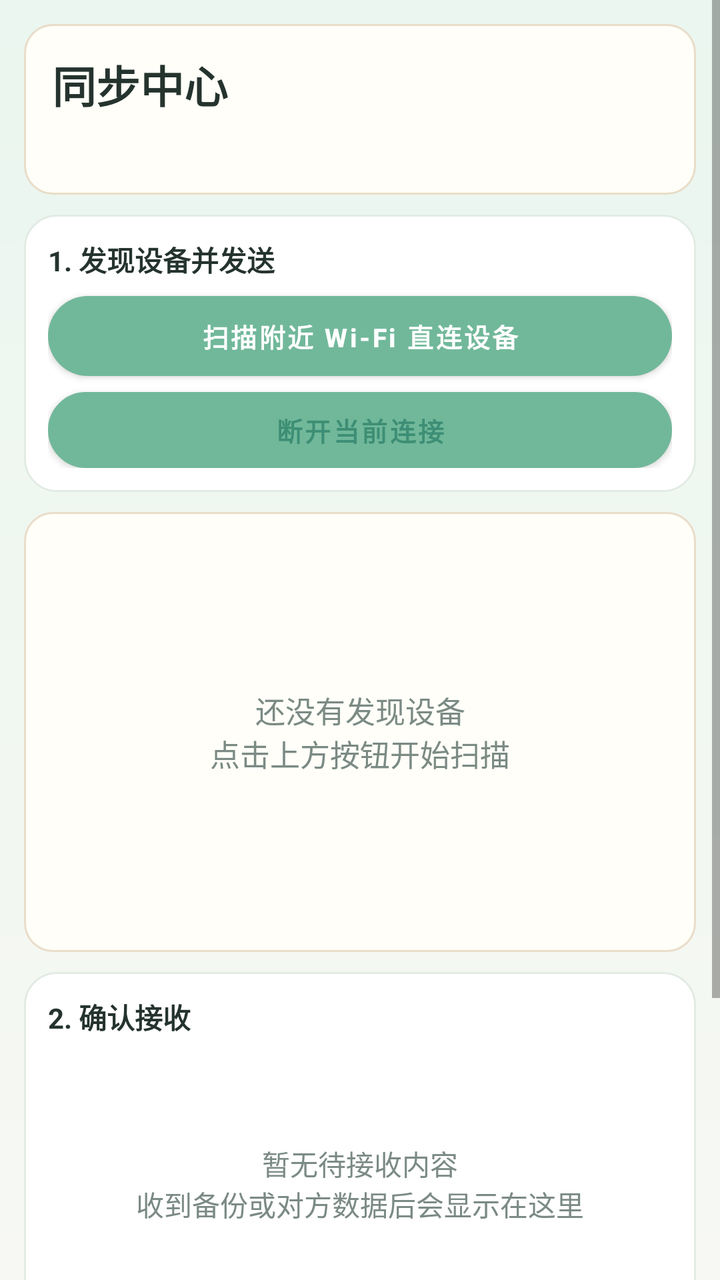
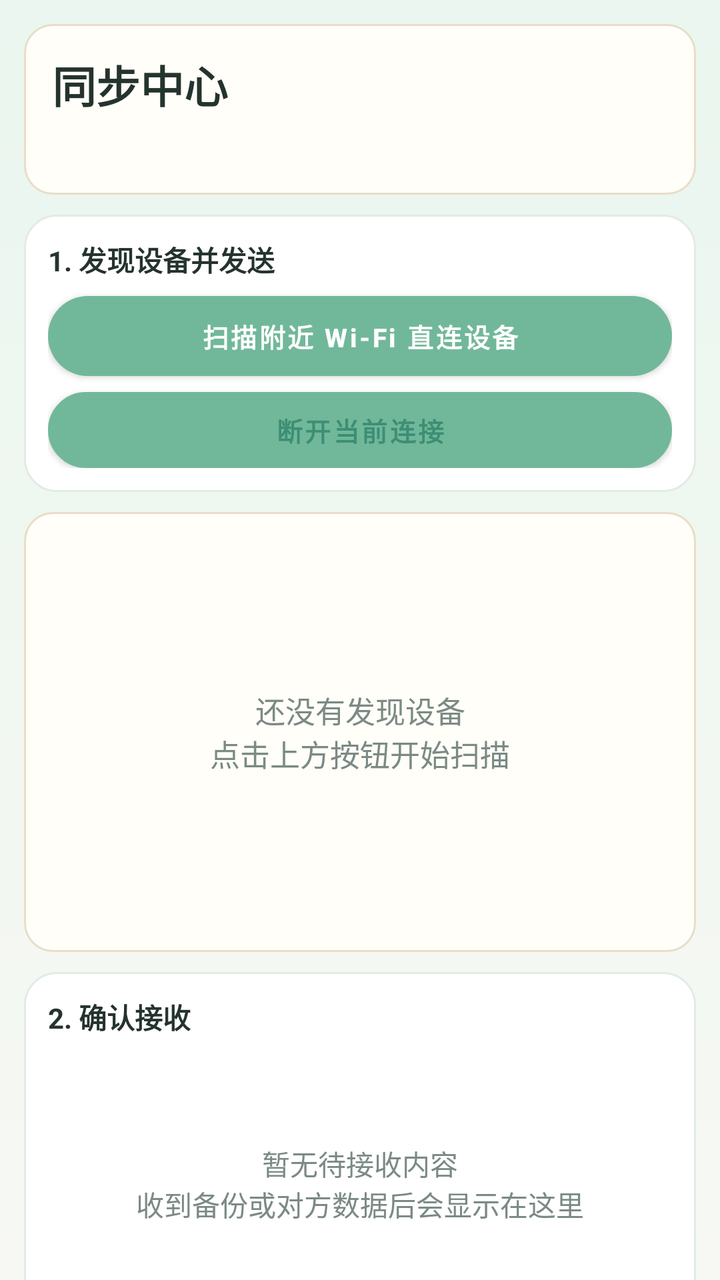

Two renders of the same Android screen: before a commit and after it. Below are the layout's source before the change and the commit's diff.
<!-- AndroidManifest.xml: application theme Theme.RainNote -->
<!-- res/layout/fragment_reflow.xml -->
<?xml version="1.0" encoding="utf-8"?>
<ScrollView xmlns:android="http://schemas.android.com/apk/res/android"
    xmlns:tools="http://schemas.android.com/tools"
    android:layout_width="match_parent"
    android:layout_height="match_parent"
    android:fillViewport="true"
    android:background="@drawable/bg_rainnote_root"
    tools:context=".ui.reflow.ReflowFragment">

    <LinearLayout
        android:layout_width="match_parent"
        android:layout_height="wrap_content"
        android:orientation="vertical"
        android:padding="12dp">

        <LinearLayout
            android:layout_width="match_parent"
            android:layout_height="wrap_content"
            android:background="@drawable/bg_paper"
            android:orientation="vertical"
            android:padding="14dp">

        <TextView
            android:layout_width="match_parent"
            android:layout_height="wrap_content"
            android:text="同步中心"
            android:textColor="@color/rn_text"
            android:textSize="22sp"
            android:textStyle="bold" />

        <TextView
            android:id="@+id/text_reflow"
            android:layout_width="match_parent"
            android:layout_height="wrap_content"
            android:layout_marginTop="6dp"
            android:maxLines="6"
            android:textColor="@color/rn_text_muted"
            android:textSize="14sp" />
    </LinearLayout>

    <LinearLayout
        android:layout_width="match_parent"
        android:layout_height="wrap_content"
        android:layout_marginTop="10dp"
        android:background="@drawable/bg_card"
        android:orientation="vertical"
        android:padding="12dp">

        <TextView
            android:layout_width="match_parent"
            android:layout_height="wrap_content"
            android:text="1. 发现设备并发送"
            android:textColor="@color/rn_text"
            android:textStyle="bold" />

        <Button
            android:id="@+id/button_discover_wifi"
            style="@style/RainNoteButtonPrimary"
            android:layout_width="match_parent"
            android:layout_height="40dp"
            android:layout_marginTop="8dp"
            android:text="扫描附近 Wi‑Fi 直连设备" />

        <Button
            android:id="@+id/button_disconnect_wifi"
            style="@style/RainNoteButtonSoft"
            android:layout_width="match_parent"
            android:layout_height="38dp"
            android:layout_marginTop="8dp"
            android:text="断开当前连接" />
    </LinearLayout>

    <FrameLayout
        android:layout_width="match_parent"
        android:layout_height="220dp"
        android:layout_marginTop="10dp"
        android:background="@drawable/bg_paper"
        android:padding="10dp">

        <androidx.recyclerview.widget.RecyclerView
            android:id="@+id/recyclerview_wifi_peers"
            android:layout_width="match_parent"
            android:layout_height="match_parent"
            android:nestedScrollingEnabled="false" />

        <TextView
            android:id="@+id/text_peer_empty"
            android:layout_width="match_parent"
            android:layout_height="match_parent"
            android:gravity="center"
            android:padding="16dp"
            android:text="还没有发现设备\n点击上方按钮开始扫描"
            android:textColor="@color/rn_text_muted"
            android:textSize="15sp" />
    </FrameLayout>

    <LinearLayout
        android:layout_width="match_parent"
        android:layout_height="wrap_content"
        android:layout_marginTop="10dp"
        android:background="@drawable/bg_card"
        android:orientation="vertical"
        android:padding="12dp">

        <TextView
            android:id="@+id/text_pending_title"
            android:layout_width="match_parent"
            android:layout_height="wrap_content"
            android:text="2. 确认接收"
            android:textColor="@color/rn_text"
            android:textStyle="bold" />

        <FrameLayout
            android:layout_width="match_parent"
            android:layout_height="130dp"
            android:layout_marginTop="8dp">

            <androidx.recyclerview.widget.RecyclerView
                android:id="@+id/recyclerview_pending_notes"
                android:layout_width="match_parent"
                android:layout_height="match_parent"
                android:nestedScrollingEnabled="false" />

            <TextView
                android:id="@+id/text_pending_empty"
                android:layout_width="match_parent"
                android:layout_height="match_parent"
                android:gravity="center"
                android:text="暂无待接收内容\n收到备份或对方数据后会显示在这里"
                android:textColor="@color/rn_text_muted" />
        </FrameLayout>

        <LinearLayout
            android:layout_width="match_parent"
            android:layout_height="wrap_content"
            android:layout_marginTop="8dp"
            android:orientation="horizontal">

            <Button
                android:id="@+id/button_select_all_pending"
                style="@style/RainNoteButtonSoft"
                android:layout_width="0dp"
                android:layout_height="36dp"
                android:layout_weight="1"
                android:text="全选" />

            <Button
                android:id="@+id/button_clear_pending"
                style="@style/RainNoteButtonSoft"
                android:layout_width="0dp"
                android:layout_height="36dp"
                android:layout_marginStart="8dp"
                android:layout_weight="1"
                android:text="清空选择" />
        </LinearLayout>

        <Button
            android:id="@+id/button_accept_pending"
            style="@style/RainNoteButtonPrimary"
            android:layout_width="match_parent"
            android:layout_height="40dp"
            android:layout_marginTop="8dp"
            android:text="接收选中的便签" />
    </LinearLayout>

    <LinearLayout
        android:layout_width="match_parent"
        android:layout_height="wrap_content"
        android:layout_marginTop="10dp"
        android:orientation="horizontal">

        <Button
            android:id="@+id/button_export_backup"
            style="@style/RainNoteButtonSoft"
            android:layout_width="0dp"
            android:layout_height="38dp"
            android:layout_weight="1"
            android:text="导出备份" />

        <Button
            android:id="@+id/button_import_backup"
            style="@style/RainNoteButtonSoft"
            android:layout_width="0dp"
            android:layout_height="38dp"
            android:layout_marginStart="8dp"
            android:layout_weight="1"
            android:text="导入备份" />
    </LinearLayout>
</LinearLayout>
</ScrollView>
<!-- resources referenced by this layout -->
<resources>
  <color name="rn_text">#FF25332E</color>
  <color name="rn_text_muted">#FF7B8A84</color>
  <!-- drawable bg_card (drawable) -->
  <?xml version="1.0" encoding="utf-8"?>
  <shape xmlns:android="http://schemas.android.com/apk/res/android">
      <solid android:color="@color/rn_surface" />
      <corners android:radius="16dp" />
      <stroke
          android:width="1dp"
          android:color="@color/rn_line" />
  </shape>
  <!-- drawable bg_paper (drawable) -->
  <?xml version="1.0" encoding="utf-8"?>
  <shape xmlns:android="http://schemas.android.com/apk/res/android">
      <solid android:color="#FFFFFEF8" />
      <corners android:radius="14dp" />
      <stroke
          android:width="1dp"
          android:color="#FFE8DDC8" />
  </shape>
  <!-- drawable bg_rainnote_root (drawable) -->
  <?xml version="1.0" encoding="utf-8"?>
  <shape xmlns:android="http://schemas.android.com/apk/res/android">
      <gradient
          android:angle="270"
          android:endColor="#FFF7F8F3"
          android:startColor="#FFEAF6EF" />
  </shape>
  <style name="RainNoteButtonPrimary" parent="RainNoteButtonBase">
          <item name="android:background">@drawable/bg_button_primary</item>
          <item name="android:textColor">@color/white</item>
      </style>
  <style name="RainNoteButtonSoft" parent="RainNoteButtonBase">
          <item name="android:background">@drawable/bg_button_soft</item>
          <item name="android:textColor">@color/rn_primary_dark</item>
      </style>
  <style name="Theme.RainNote" parent="Theme.MaterialComponents.DayNight.DarkActionBar">
          
          <item name="colorPrimary">@color/rn_primary</item>
          <item name="colorPrimaryVariant">@color/rn_primary_dark</item>
          <item name="colorOnPrimary">@color/white</item>
          
          <item name="colorSecondary">@color/rn_primary</item>
          <item name="colorSecondaryVariant">@color/rn_primary_dark</item>
          <item name="colorOnSecondary">@color/white</item>
          
          <item name="android:statusBarColor">@color/rn_bg</item>
          <item name="android:navigationBarColor">@color/rn_bg</item>
          <item name="android:windowLightStatusBar" tools:targetApi="m">true</item>
          
      </style>
  <color name="rn_surface">#FFFFFFFF</color>
  <color name="rn_line">#FFE2EBE4</color>
  <style name="RainNoteButtonBase">
          <item name="android:backgroundTint">@null</item>
          <item name="android:includeFontPadding">true</item>
          <item name="android:minWidth">0dp</item>
          <item name="android:minHeight">0dp</item>
          <item name="android:gravity">center</item>
          <item name="android:textAllCaps">false</item>
          <item name="android:textStyle">bold</item>
          <item name="android:textSize">13sp</item>
          <item name="android:paddingTop">0dp</item>
          <item name="android:paddingBottom">0dp</item>
      </style>
  <!-- drawable bg_button_primary (drawable) -->
  <?xml version="1.0" encoding="utf-8"?>
  <shape xmlns:android="http://schemas.android.com/apk/res/android">
      <solid android:color="@color/rn_primary" />
      <corners android:radius="999dp" />
  </shape>
  <color name="white">#FFFFFFFF</color>
  <!-- drawable bg_button_soft (drawable) -->
  <?xml version="1.0" encoding="utf-8"?>
  <shape xmlns:android="http://schemas.android.com/apk/res/android">
      <solid android:color="@color/rn_surface_soft" />
      <corners android:radius="999dp" />
      <stroke
          android:width="1dp"
          android:color="@color/rn_line" />
  </shape>
  <color name="rn_primary_dark">#FF3D8E75</color>
  <color name="rn_primary">#FF71B89A</color>
  <color name="rn_bg">#FFF7F8F3</color>
  <color name="rn_surface_soft">#FFF0F7EF</color>
</resources>

<!-- the commit's change to res/layout/fragment_reflow.xml (unified diff, before → after) -->
@@ -1,5 +1,5 @@
 <?xml version="1.0" encoding="utf-8"?>
-<ScrollView xmlns:android="http://schemas.android.com/apk/res/android"
+<androidx.core.widget.NestedScrollView xmlns:android="http://schemas.android.com/apk/res/android"
     xmlns:tools="http://schemas.android.com/tools"
     android:layout_width="match_parent"
     android:layout_height="match_parent"
@@ -81,7 +81,8 @@
             android:id="@+id/recyclerview_wifi_peers"
             android:layout_width="match_parent"
             android:layout_height="match_parent"
-            android:nestedScrollingEnabled="false" />
+            android:nestedScrollingEnabled="true"
+            android:overScrollMode="ifContentScrolls" />
 
         <TextView
             android:id="@+id/text_peer_empty"
@@ -119,7 +120,8 @@
                 android:id="@+id/recyclerview_pending_notes"
                 android:layout_width="match_parent"
                 android:layout_height="match_parent"
-                android:nestedScrollingEnabled="false" />
+                android:nestedScrollingEnabled="true"
+                android:overScrollMode="ifContentScrolls" />
 
             <TextView
                 android:id="@+id/text_pending_empty"
@@ -187,4 +189,4 @@
             android:text="导入备份" />
     </LinearLayout>
 </LinearLayout>
-</ScrollView>
+</androidx.core.widget.NestedScrollView>
